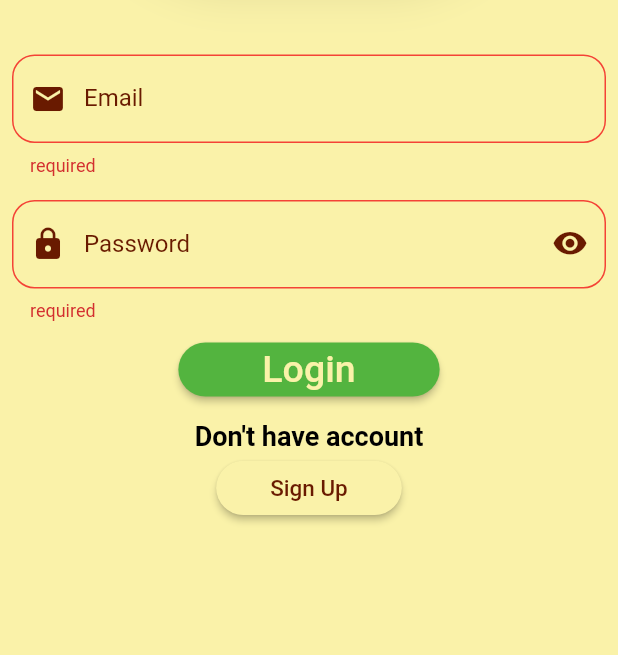
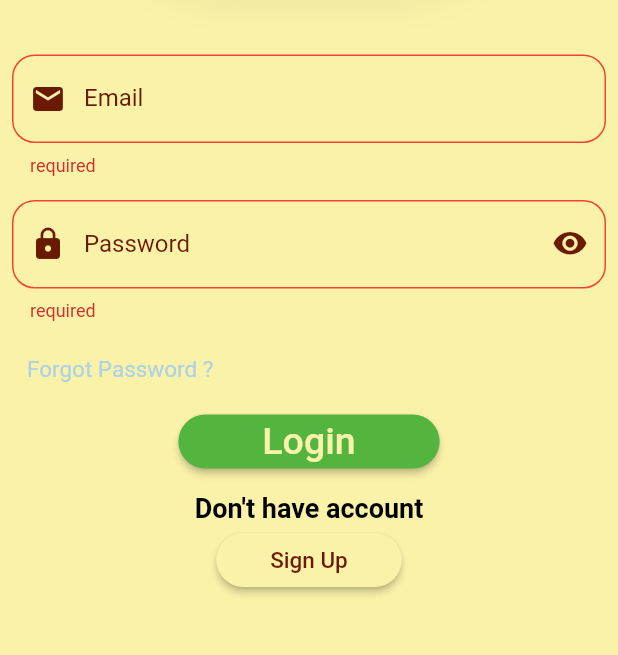
Before and after one commit to omargsw/leaf-vine, a Flutter app: the LoginScreen screen opened directly with empty values, after a tap on "Login", on a phone screen of 412 x 824 dp, the part 427-1082 px from its top. Run offline on Flutter 3.47's test engine with Material 2 defaults, Android fonts, the phone set to English and light mode, and no system bars; our stand-ins replace cloud_firestore, firebase_auth, firebase_core, firebase_messaging, firebase_storage, flutter_local_notifications and 4 more; accounts and stored records are empty; Roboto replaces fonts that are missing (Simpletax).

Commit message:
forgot pass

```diff
--- a/lib/sceens/login_screen.dart
+++ b/lib/sceens/login_screen.dart
@@ -8,6 +8,7 @@ import 'package:cloud_firestore/cloud_firestore.dart';
 import 'package:firebase_auth/firebase_auth.dart';
 
 import '../colors.dart';
+import 'forgot_pass.dart';
 
 class LoginScreen extends StatefulWidget {
   int typeid;
@@ -76,6 +77,12 @@ class _LoginScreenState extends State<LoginScreen> {
         });
   }
 
+
+  @override
+  void initState() {
+    // TODO: implement initState
+    super.initState();
+  }
 
   @override
   Widget build(BuildContext context) {
@@ -269,7 +276,34 @@ class _LoginScreenState extends State<LoginScreen> {
                                         onSaved: (newvalue) {
                                           userPassowrd = newvalue!;
                                         },
+                                        onTap: (){
+                                          _firestore.collection('users').where('email',isEqualTo: loginemail.text).get().then((value) {
+                                            setState(() {
+                                              userMap = value.docs[0].data();
+                                            });
+
+                                          });
+                                        },
                                       ),
+                                    ),
+                                    Row(
+                                      mainAxisAlignment: MainAxisAlignment.start,
+                                      children: [
+                                        SizedBox(width: 10,),
+                                        TextButton(
+                                          style: TextButton.styleFrom(
+                                            textStyle: const TextStyle(fontSize: 15),
+                                          ),
+                                          onPressed: () {
+                                            Navigator.of(context).push(
+                                                MaterialPageRoute(
+                                                  builder: (context)=>ForgetPass(),
+                                                )
+                                            );
+                                          },
+                                          child: Text('Forgot Password ?',style: TextStyle(color: ColorForDesign().liteblue),),
+                                        ),
+                                      ],
                                     ),
 
                                   ],
@@ -301,11 +335,14 @@ class _LoginScreenState extends State<LoginScreen> {
                           rightsize: 40,
                           fontsize: 25,
                           onClicked: ()async{
+
                             var lemail = loginemail.text;
                             var lpass = loginpass.text;
                             if (!loginformkey.currentState!.validate()) {
                               return null;
                             } else {
+
+                             if(widget.typeid == userMap!['typeid']){
                                loginformkey.currentState!.save();
                                SharedPreferences sharedPreferences = await SharedPreferences.getInstance();
                                sharedPreferences.setInt('typeId', widget.typeid);
@@ -340,6 +377,9 @@ class _LoginScreenState extends State<LoginScreen> {
                                  }
                                }
 
+                             }else{
+                               _showErrorDialog('This email is not a ${widget.text}');
+                             }
                             }
                           },
                         ),
```
Also changed, not shown: lib/sceens/forgot_pass.dart (added, +105 -0 lines), lib/sceens/home_screen.dart (+5 -7 lines), lib/sceens/profile_screen.dart (+17 -0 lines). Lines whose indentation alone changed are shown as unchanged.
